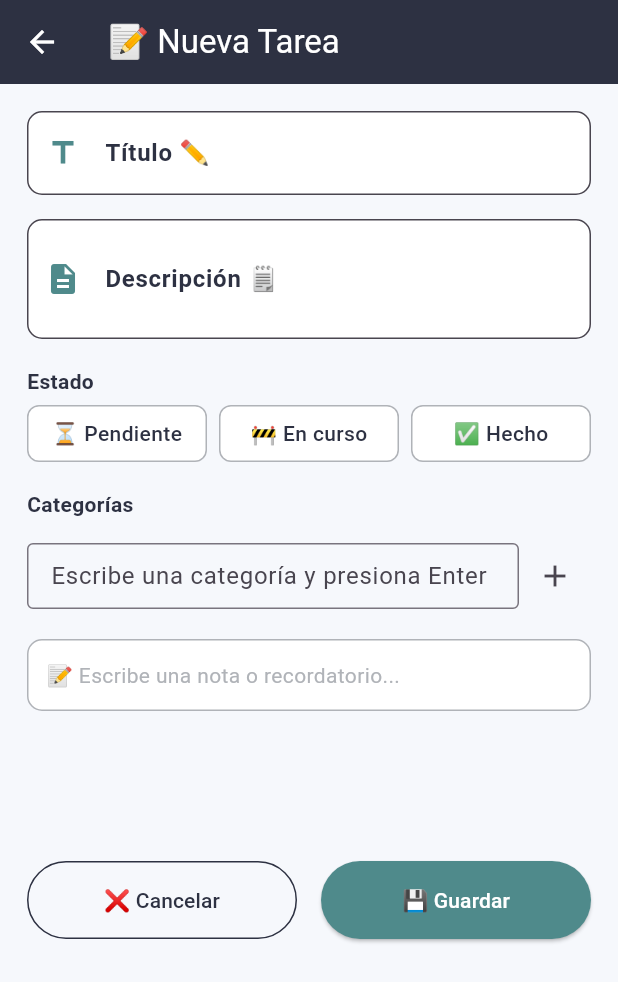
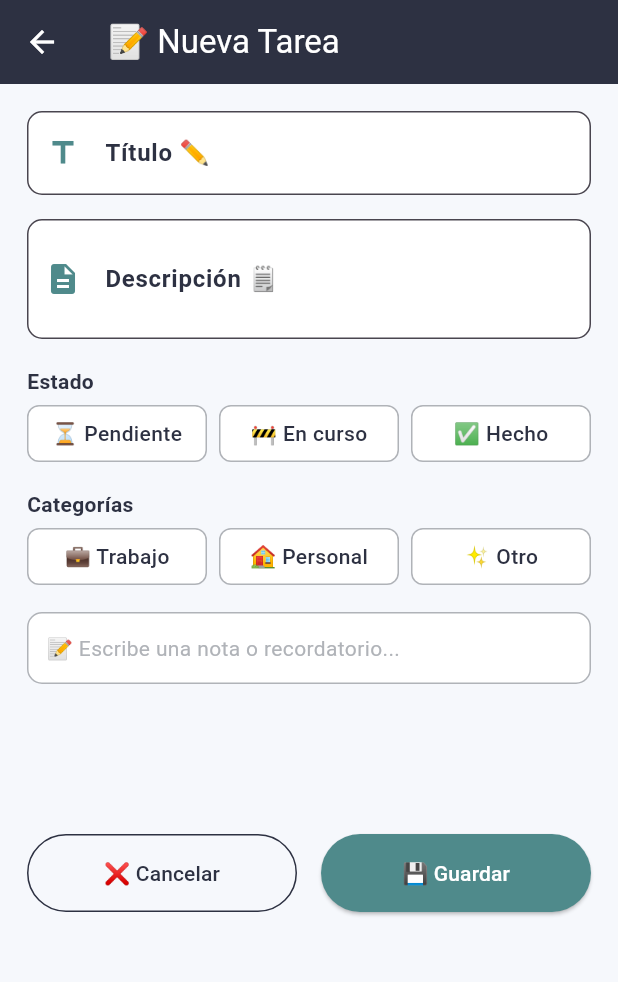
Before and after one commit to sebastianFS01/pruebaGestorTareas, a Flutter app: the TareaScreen screen opened by its route, on a phone screen of 412 x 824 dp. Shown: the top 982 px of the screen. Run offline on Flutter 3.47's test engine with Material 3 defaults, Android fonts, the phone set to English and light mode, and no system bars; our stand-ins replace isar; accounts and stored records are empty; generated files the repository leaves out were written again.

Commit message:
Se creo la funcionalidad de crear tarea

```diff
--- a/lib/domain/models/tarea.dart
+++ b/lib/domain/models/tarea.dart
@@ -1,4 +1,5 @@
 class Tarea {
+  final int? id;
   final String title;
   final String description;
   final String estado;
@@ -7,6 +8,7 @@ class Tarea {
   final int valorPuntos;
 
   Tarea( {
+    this.id,
     required this.estado,
     required this.prioridad,
     required this.valorPuntos,
--- /dev/null
+++ b/lib/domain/repositories/local-database/local_database_repository.dart
@@ -0,0 +1,6 @@
+
+import 'package:prueba/domain/models/tarea.dart';
+
+abstract class LocalDatabaseRepository{
+  Future<int> nuevaTarea(Tarea tarea);
+}
--- a/lib/presentation/añadirTarea/screen/tarea_screen.dart
+++ b/lib/presentation/añadirTarea/screen/tarea_screen.dart
@@ -19,9 +19,9 @@ class TareaScreen extends StatelessWidget {
   final String estadoPendiente = '⏳ Pendiente';
   final String estadoEnCurso = '🚧 En curso';
   final String estadoHecho = '✅ Hecho';
-  // final String categoriaTrabajo = '💼 Trabajo';
-  // final String categoriaPersonal = '🏠 Personal';
-  // final String categoriaOtro = '✨ Otro';
+  final String categoriaTrabajo = '💼 Trabajo';
+  final String categoriaPersonal = '🏠 Personal';
+  final String categoriaOtro = '✨ Otro';
   final String btnCancelar = '❌ Cancelar';
   final String btnGuardar = '💾 Guardar';
 
@@ -55,8 +55,13 @@ class TareaScreen extends StatelessWidget {
                 hecho: estadoHecho,
               ),
               const SizedBox(height: 18),
-              // Categorías (ahora campo editable)
-              _CategoriaInputField(label: labelCategoria),
+              // Categorías
+              TareaCategoriaSelector(
+                label: labelCategoria,
+                trabajo: categoriaTrabajo,
+                personal: categoriaPersonal,
+                otro: categoriaOtro,
+              ),
               const SizedBox(height: 18),
               // Espacio para preview o notas extra
               const TareaPreviewBox(),
@@ -85,76 +90,27 @@ class TareaScreen extends StatelessWidget {
   }
 }
 
-// Widget para ingresar categorías personalizadas
-class _CategoriaInputField extends StatefulWidget {
-  final String label;
-  const _CategoriaInputField({required this.label});
-
-  @override
-  State<_CategoriaInputField> createState() => _CategoriaInputFieldState();
-}
-
-class _CategoriaInputFieldState extends State<_CategoriaInputField> {
-  final TextEditingController _controller = TextEditingController();
-  final List<String> _categorias = [];
-
-  void _addCategoria(String value) {
-    final text = value.trim();
-    if (text.isNotEmpty && !_categorias.contains(text)) {
-      setState(() {
-        _categorias.add(text);
-      });
-    }
-    _controller.clear();
-  }
-
-  void _removeCategoria(String value) {
-    setState(() {
-      _categorias.remove(value);
-    });
-  }
+class _OptionBox extends StatelessWidget {
+  final String text;
+  const _OptionBox({required this.text});
 
   @override
   Widget build(BuildContext context) {
-    return Column(
-      crossAxisAlignment: CrossAxisAlignment.start,
-      children: [
-        Text(
-          widget.label,
-          style: const TextStyle(fontWeight: FontWeight.bold, color: Color(0xFF2D3142)),
+    return Container(
+      height: 38,
+      alignment: Alignment.center,
+      decoration: BoxDecoration(
+        color: Colors.white,
+        border: Border.all(color: const Color(0xFFB0B3B8)),
+        borderRadius: BorderRadius.circular(8),
+      ),
+      child: Text(
+        text,
+        style: const TextStyle(
+          color: Color(0xFF2D3142),
+          fontWeight: FontWeight.w500,
         ),
-        const SizedBox(height: 6),
-        Wrap(
-          spacing: 8,
-          children: _categorias
-              .map((cat) => Chip(
-                    label: Text(cat),
-                    onDeleted: () => _removeCategoria(cat),
-                  ))
-              .toList(),
-        ),
-        const SizedBox(height: 8),
-        Row(
-          children: [
-            Expanded(
-              child: TextField(
-                controller: _controller,
-                decoration: const InputDecoration(
-                  hintText: 'Escribe una categoría y presiona Enter',
-                  border: OutlineInputBorder(),
-                  isDense: true,
-                  contentPadding: EdgeInsets.symmetric(vertical: 10, horizontal: 12),
-                ),
-                onSubmitted: _addCategoria,
-              ),
-            ),
-            IconButton(
-              icon: const Icon(Icons.add),
-              onPressed: () => _addCategoria(_controller.text),
-            ),
-          ],
-        ),
-      ],
+      ),
     );
   }
 }
--- a/pubspec.yaml
+++ b/pubspec.yaml
@@ -35,6 +35,7 @@ dependencies:
   # Use with the CupertinoIcons class for iOS style icons.
   cupertino_icons: ^1.0.8
   flutter_riverpod: ^2.3.6
+  path_provider: ^2.1.0
   isar: ^3.1.0+1
   isar_flutter_libs:
     git:
```
Also changed, not shown: lib/domain/datasourcers/local-database/local_database_dataresource.dart (added, +7 -0 lines), lib/infrastucture/db/isar/helpers/adapters/tareaAdapter.dart (added, +30 -0 lines), lib/infrastucture/db/isar/local_database_helper.dart (added, +21 -0 lines), lib/infrastucture/db/isar/queries/local_database_tareas.dart (added, +16 -0 lines), lib/infrastucture/drive-adapter/local-database/datasource/local_database_datasource_impl.dart (added, +19 -0 lines), lib/infrastucture/drive-adapter/local-database/repository/local_database_repository_impl.dart (added, +17 -0 lines), pubspec.lock, 1 other file.
